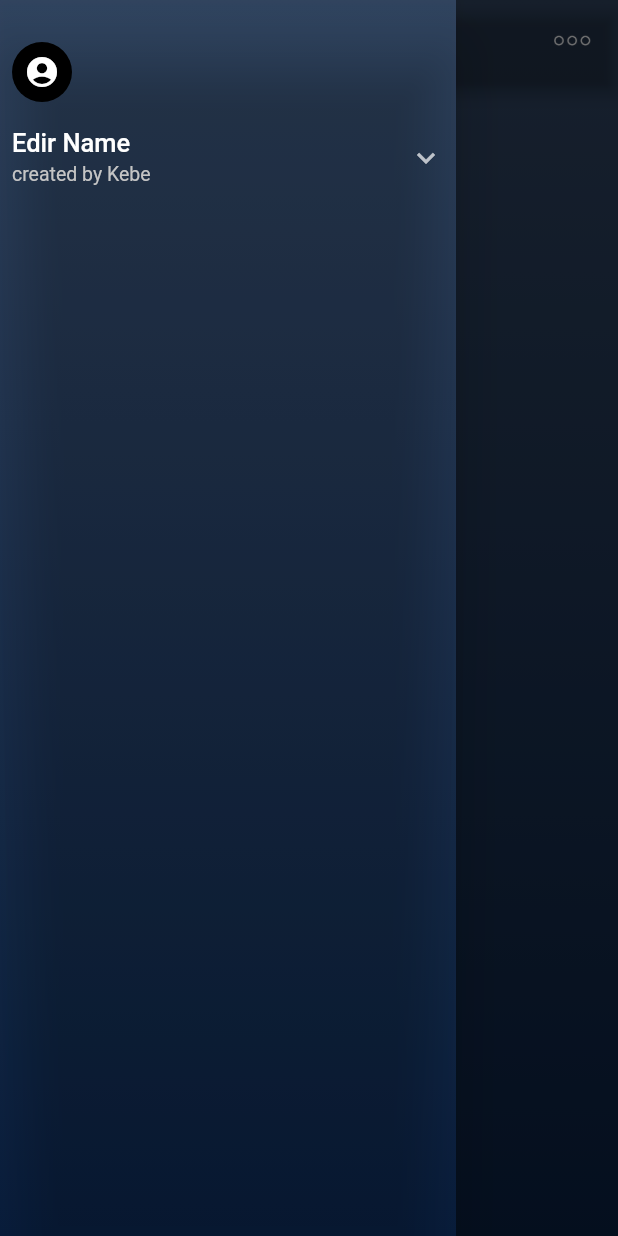
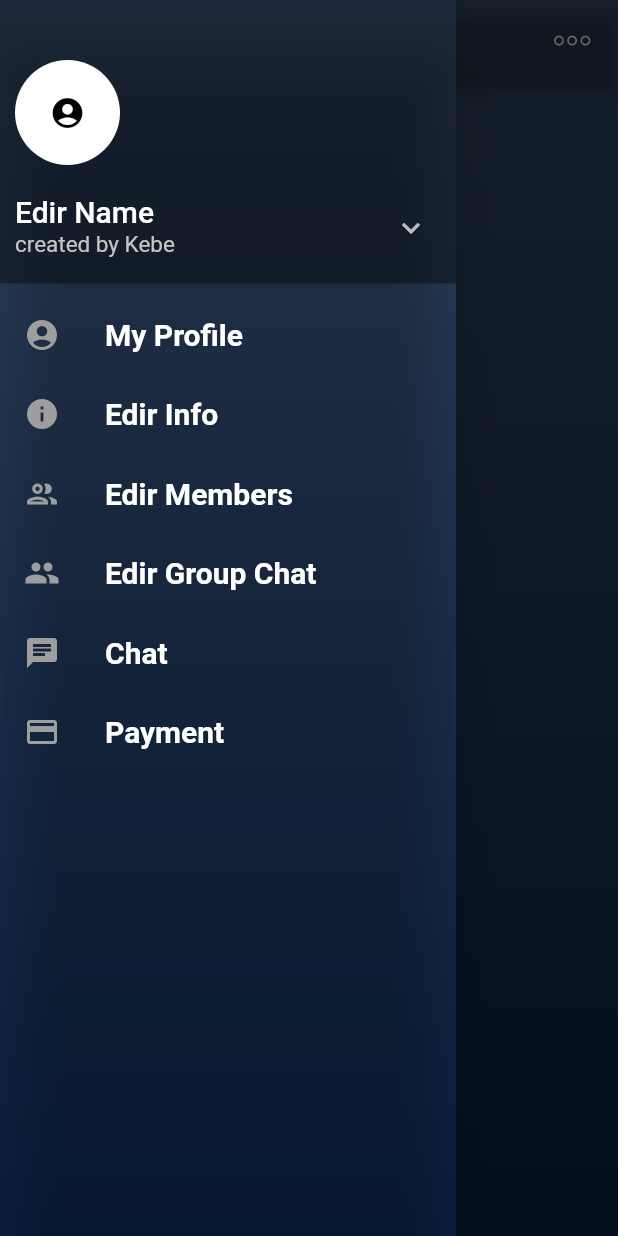
Before and after one commit to abdujemal/on_edir, a Flutter app: the EdirPage screen opened directly, with the side drawer open, on a phone screen of 412 x 824 dp. Run offline on Flutter 3.47's test engine with Material 2 defaults, Android fonts, the phone set to English and light mode, and no system bars; our stand-ins replace firebase_auth, firebase_core, firebase_database, firebase_storage, font_awesome_flutter, get; accounts and stored records are empty.

Commit message:
new update

```diff
--- /dev/null
+++ b/lib/Model/bankaccount_options.dart
@@ -0,0 +1,4 @@
+class BankAccountOption {
+  String bank, account;
+  BankAccountOption(this.bank, this.account);
+}
--- /dev/null
+++ b/lib/View/Widgets/drawer_list_item.dart
@@ -0,0 +1,40 @@
+import 'package:flutter/material.dart';
+
+class DrawerListItem extends StatelessWidget {
+  String text;
+  IconData icon;
+  void Function() action;
+
+  DrawerListItem(
+      {Key key,
+      @required this.text,
+      @required this.action,
+      @required this.icon})
+      : super(key: key);
+
+  @override
+  Widget build(BuildContext context) {
+    return InkWell(
+      onTap: action,
+      child: Ink(
+        padding: const EdgeInsets.only(top: 12, bottom: 12,left: 16),
+        child: Row(
+          // ignore: prefer_const_literals_to_create_immutables
+          children: [
+            Icon(
+              icon,
+              color: Colors.grey,
+            ),
+            const SizedBox(
+              width: 30,
+            ),
+            Text(
+              text,
+              style: const TextStyle(fontSize: 20,fontWeight: FontWeight.w600),
+            )
+          ],
+        ),
+      ),
+    );
+  }
+}
--- a/lib/View/Widgets/edir_drawer.dart
+++ b/lib/View/Widgets/edir_drawer.dart
@@ -1,4 +1,9 @@
 import 'package:flutter/material.dart';
+import 'package:font_awesome_flutter/font_awesome_flutter.dart';
+import 'package:get/get.dart';
+import 'package:on_edir/View/Pages/EdirGroupChat/edir_group_chat.dart';
+import 'package:on_edir/View/Pages/EdirInfoAdmin/edir_info_admin.dart';
+import 'package:on_edir/View/Widgets/drawer_list_item.dart';
 import 'package:on_edir/constants.dart';
 
 class EdirDrawer extends StatefulWidget {
@@ -9,34 +14,74 @@ class EdirDrawer extends StatefulWidget {
 }
 
 class _EdirDrawerState extends State<EdirDrawer> {
+  Widget topPart = Container(
+    color: const Color.fromARGB(101, 0, 0, 0),
+    child: Column(
+      crossAxisAlignment: CrossAxisAlignment.start,
+      children: [
+        const SizedBox(
+          height: 40,
+        ),
+        const Padding(
+          padding: EdgeInsets.only(left: 10.0),
+          child: CircleAvatar(
+            radius: 35,
+            backgroundColor: Colors.white,
+            child: Icon(Icons.account_circle),
+          ),
+        ),
+        const SizedBox(
+          height: 5,
+        ),
+        Padding(
+          padding: const EdgeInsets.only(left: 10.0, right: 18),
+          child: ExpansionTile(
+              tilePadding: const EdgeInsets.all(0),
+              title: const Text(
+                "Edir Name",
+                style: TextStyle(fontSize: 20),
+              ),
+              subtitle: const Text(
+                "created by Kebe",
+                style: const TextStyle(
+                    fontSize: 15, color: Color.fromARGB(255, 197, 197, 197)),
+              ),
+              children: [
+                const SizedBox(
+                  height: 15,
+                ),
+                DrawerListItem(text: "Add Edir", action: () {}, icon: Icons.add)
+              ]),
+        ),
+      ],
+    ),
+  );
+
   @override
   Widget build(BuildContext context) {
     return Container(
       decoration: BoxDecoration(gradient: bgGradient),
       child: Drawer(
         backgroundColor: Colors.transparent,
-        child: Padding(
-          padding: const EdgeInsets.all(8.0),
-          child: Column(
-            crossAxisAlignment: CrossAxisAlignment.start,
-            children: [
-              SizedBox(height: 20,),
-            CircleAvatar(
-              child: Icon(Icons.account_circle),
-            ),
-            ExpansionTile(
-              tilePadding: EdgeInsets.all(0),
-              title: Text("Edir Name", style: TextStyle(fontSize: 17),),
-              subtitle: Text("created by Kebe",style: TextStyle(fontSize: 13,color: Color.fromARGB(255, 197, 197, 197)),),
-              children: [
-                Row(children: [
-                  Icon(Icons.add),
-                  Text("Add Edir")
-                ],
-                ),
-              ]),
-          ]),
-        ),
+        child:
+            Column(crossAxisAlignment: CrossAxisAlignment.start, children: [
+              topPart,
+              const SizedBox(height: 10,),
+              DrawerListItem(text: "My Profile", action: (){}, icon: Icons.account_circle),
+              const SizedBox(height: 5,),
+              DrawerListItem(text: "Edir Info", action: ()=>Get.to(()=>const EdirInfoAdmin()), icon: Icons.info),
+              const SizedBox(height: 5,),
+               DrawerListItem(text: "Edir Members", action: (){}, icon: Icons.group_outlined),
+              const SizedBox(height: 5,),
+              DrawerListItem(text: "Edir Group Chat", action: ()=>Get.to(()=>const EdirGroupChat()), icon: Icons.group),
+              const SizedBox(height: 5,),
+              DrawerListItem(text: "Chat", action: (){}, icon: Icons.chat),
+              const SizedBox(height: 5,),
+              DrawerListItem(text: "Payment", action: (){}, icon: Icons.payment),
+              const SizedBox(height: 5,),
+
+
+            ]),
       ),
     );
   }
```
Also changed, not shown: lib/View/Pages/CreateEdir/create_edir_page.dart (+16 -3 lines), lib/View/Pages/EdirGroupChat/edir_group_chat.dart (added, +62 -0 lines), lib/View/Pages/EdirInfoAdmin/controller/edir_info_controller.dart (added, +8 -0 lines), lib/View/Pages/EdirInfoAdmin/edir_info_admin.dart (added, +164 -0 lines), lib/View/Widgets/common_input.dart (+7 -1 lines), lib/View/Widgets/payment_options_dialog.dart (added, +82 -0 lines), assets/person.png (added), lib/View/Pages/EdirInfoUser/edir_info_user.dart (added).
